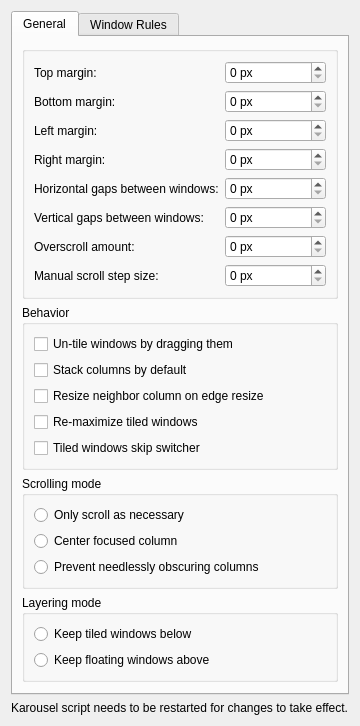
Qt form package/contents/ui/config.ui (peterfajdiga/karousel) before a commit.
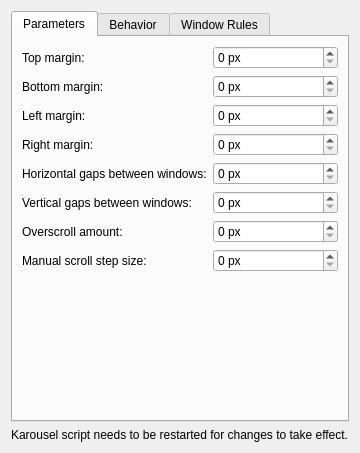
The same form after that commit.

Commit message: config.ui: split up parameters and behavior tabs

Patch:
```diff
--- a/package/contents/ui/config.ui
+++ b/package/contents/ui/config.ui
@@ -13,14 +13,8 @@
                 <widget class="QTabWidget" name="tabContainer">
                     <widget class="QWidget" name="tab_general">
                         <attribute name="title">
-                            <string>General</string>
+                            <string>Parameters</string>
                         </attribute>
-                        <layout class="QVBoxLayout" name="layout_tab_general">
-                            <item>
-                                <widget class="QGroupBox">
-                                    <property name="flat">
-                                        <bool>true</bool>
-                                    </property>
                                  <layout class="QFormLayout">
                                         <item row="0" column="0">
                                             <widget class="QLabel" name="label_gapsOuterTop">
@@ -191,12 +185,16 @@
                                         </item>
                                     </layout>
                                 </widget>
-                            </item>
 
-                            <item>
-                                <widget class="QGroupBox">
-                                    <property name="title">
+                    <widget class="QWidget" name="tab_behavior">
+                        <attribute name="title">
                                         <string>Behavior</string>
+                        </attribute>
+                        <layout class="QVBoxLayout">
+                            <item>
+                                <widget class="QGroupBox">
+                                    <property name="flat">
+                                        <bool>true</bool>
                                     </property>
                                  <layout class="QVBoxLayout">
                                         <item>
@@ -317,6 +315,7 @@
                             </item>
                         </layout>
                     </widget>
+
                     <widget class="QWidget" name="tab_windowRules">
                         <attribute name="title">
                             <string>Window Rules</string>
```
Left out of the diff: 4 changed lines with no effect on the pictures. Lines whose indentation alone changed are shown as unchanged.
